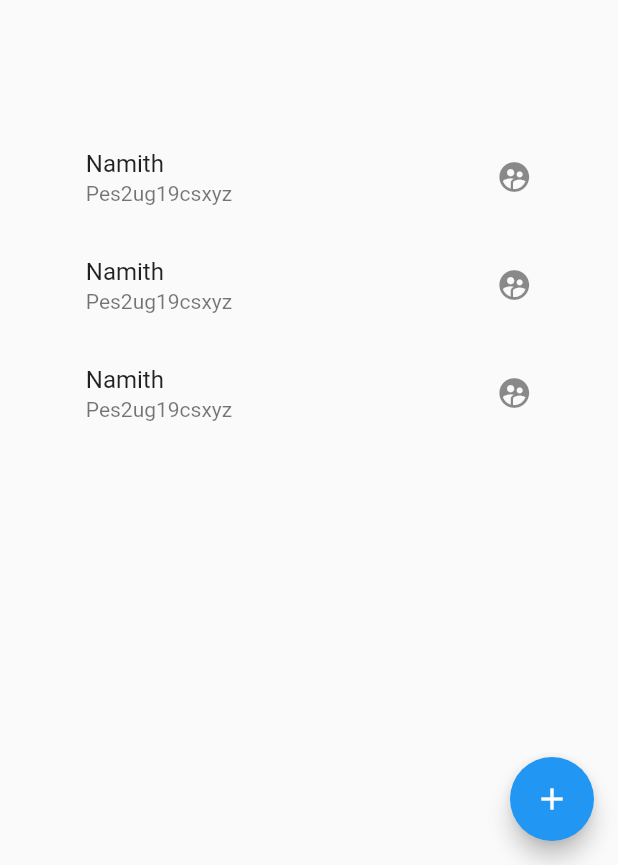
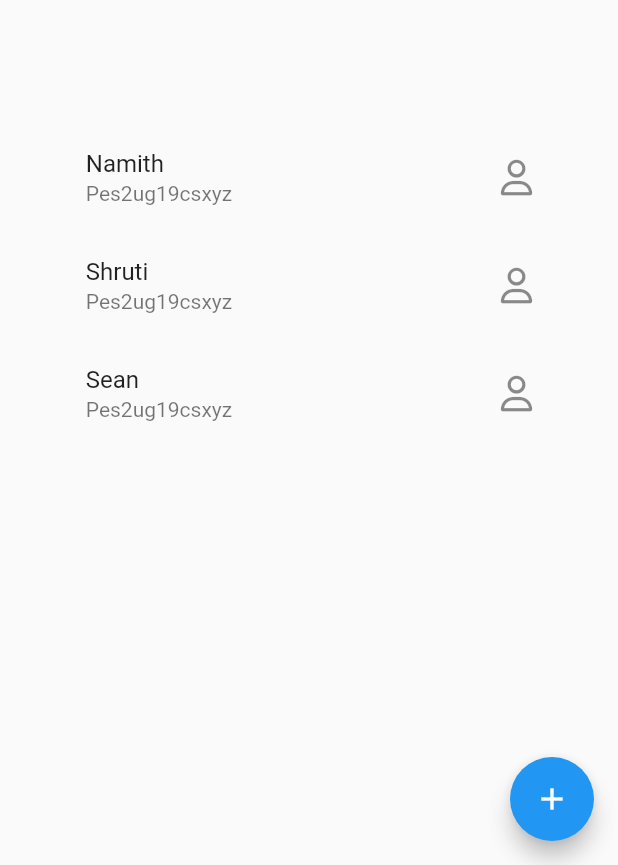
Before and after one commit to Namith-Telkar/PESU_IO, a Flutter app: the screen it shows after launch, on a phone screen of 412 x 824 dp, the part 371-1236 px from its top. Run offline on Flutter 3.47's test engine with Material 2 defaults, Android fonts, the phone set to English and light mode, and no system bars; our stand-ins replace font_awesome_flutter.

Commit message:
Pre 7th class

```diff
--- a/lib/screens/landing/landing.dart
+++ b/lib/screens/landing/landing.dart
@@ -1,4 +1,5 @@
 import 'package:flutter/material.dart';
+import 'package:font_awesome_flutter/font_awesome_flutter.dart';
 import 'package:pesuio/models/student.dart';
 import 'package:pesuio/screens/input/input.dart';
 import 'package:pesuio/screens/profile/profile.dart';
@@ -14,8 +15,8 @@ class Landing extends StatefulWidget {
 class _LandingState extends State<Landing> {
   List<Student> students = [
     Student(name: 'Namith', srn: 'Pes2ug19csxyz', phoneNo: '9999'),
-    Student(name: 'Namith', srn: 'Pes2ug19csxyz', phoneNo: '9999'),
-    Student(name: 'Namith', srn: 'Pes2ug19csxyz', phoneNo: '9999')
+    Student(name: 'Shruti', srn: 'Pes2ug19csxyz', phoneNo: '9999'),
+    Student(name: 'Sean', srn: 'Pes2ug19csxyz', phoneNo: '9999')
   ];
   @override
   Widget build(BuildContext context) {
@@ -48,7 +49,9 @@ class _LandingState extends State<Landing> {
                       child: ListTile(
                         title: Text(e.name),
                         subtitle: Text(e.srn),
-                        trailing: Icon(Icons.supervised_user_circle),
+                        trailing: FaIcon(
+                          FontAwesomeIcons.user,
+                        ),
                       ),
                     ),
                   )
--- a/pubspec.yaml
+++ b/pubspec.yaml
@@ -34,6 +34,11 @@ dependencies:
   # The following adds the Cupertino Icons font to your application.
   # Use with the CupertinoIcons class for iOS style icons.
   cupertino_icons: ^1.0.2
+  # redux
+  flutter_redux: ^0.10.0
+  redux: ^5.0.0
+  # to prettify
+  font_awesome_flutter: ^10.2.1
 
 dev_dependencies:
   flutter_test:
```
Also changed, not shown: lib/redux/actions.dart (added, +8 -0 lines), lib/redux/reducer.dart (added, +16 -0 lines), lib/redux/store.dart (added, +17 -0 lines), pubspec.lock.
